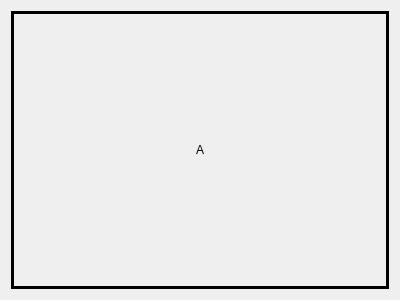
Qt form qcmentryguess.ui (Aryetis/Obenkyobo) before a commit.
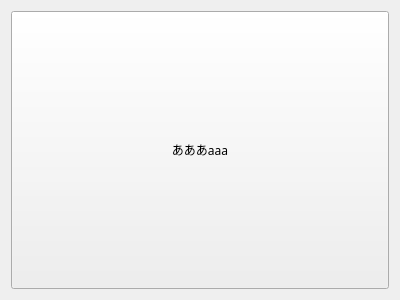
The same form after that commit.

Commit message: cleaning bad fonts (still need to fix PJ_Hiragana with fontforge), getting basic QCM Hiragana working, some double entries for some reasons

```diff
--- a/qcmentryguess.ui
+++ b/qcmentryguess.ui
@@ -13,25 +13,24 @@
   <property name="windowTitle">
    <string>Form</string>
   </property>
-  <layout class="QHBoxLayout" name="horizontalLayout_2">
+  <layout class="QHBoxLayout" name="horizontalLayout_2" stretch="0">
    <item>
     <layout class="QHBoxLayout" name="horizontalLayout">
      <item>
-      <widget class="QLabel" name="EntryGuess">
-       <property name="frameShape">
-        <enum>QFrame::Box</enum>
+      <widget class="QPushButton" name="EntryGuess">
+       <property name="sizePolicy">
+        <sizepolicy hsizetype="Expanding" vsizetype="Expanding">
+         <horstretch>0</horstretch>
+         <verstretch>0</verstretch>
+        </sizepolicy>
        </property>
-       <property name="frameShadow">
-        <enum>QFrame::Plain</enum>
-       </property>
-       <property name="lineWidth">
-        <number>3</number>
+       <property name="font">
+        <font>
+         <family>DotGothic16</family>
+        </font>
        </property>
        <property name="text">
-        <string>A</string>
-       </property>
-       <property name="alignment">
-        <set>Qt::AlignCenter</set>
+        <string>あああaaa</string>
        </property>
       </widget>
      </item>
```
The commit also changes 16 other files.
